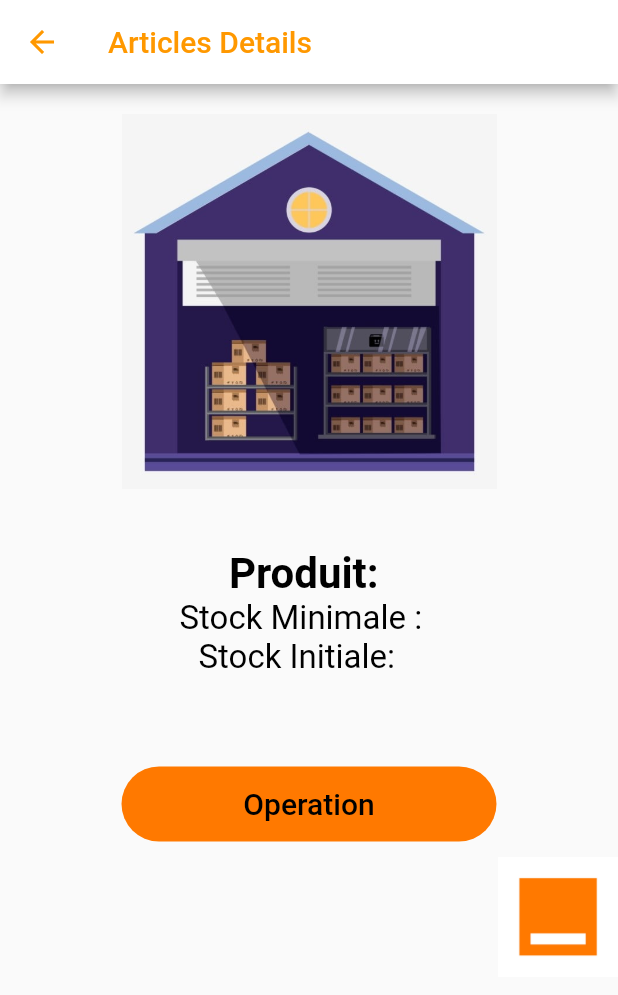
After one commit to Jonlandu/mobile-stock-en-ligne, a Flutter app: the DetailsArticlePage screen opened by its route, on a phone screen of 412 x 824 dp. The commit adds this screen. Shown: the top 995 px of the screen. Run offline on Flutter 3.47's test engine with Material 2 defaults, Android fonts, the phone set to English and light mode, and no system bars; our stand-ins replace get_storage, hexcolor; accounts and stored records are empty; statements that could not run were skipped.

Commit message:
ensemble des pages et widget regroupant les fonctionnalitées d'affichage de la categorie, des articles et les details sur un seul article

```diff
--- /dev/null
+++ b/lib/pages/DetailsArticlePage.dart
@@ -0,0 +1,109 @@
+import 'package:flutter/material.dart';
+import 'package:path/path.dart' as path;
+import 'package:provider/provider.dart';
+import 'package:squelette_mobile_parcours/Controllers/ArticleController.dart';
+import 'package:squelette_mobile_parcours/Model/ArticleModel.dart';
+import 'package:squelette_mobile_parcours/widget/DetailsArticleWidget.dart';
+
+import '../utils/GlobalColors.dart';
+import '../utils/Routes.dart';
+
+
+
+class DetailsArticlePage extends StatefulWidget {
+  final ArticleModel article;
+  DetailsArticlePage({required this.article});
+
+  @override
+  State<DetailsArticlePage> createState() => _DetailsArticlePage();
+}
+class _DetailsArticlePage extends State<DetailsArticlePage> {
+
+  @override
+  void initState() {
+    //chargement avant l'execution du builder
+    WidgetsBinding.instance.addPostFrameCallback((timeStamp) {
+      var articleCtrl = context.read<ArticleCtrl>();
+      articleCtrl.recuperer_data_articles();
+    });
+  }
+
+  @override
+  Widget build(BuildContext context) {
+    return Scaffold(
+      body: _body(),
+      appBar: _appBar(),
+    );
+  }
+
+  AppBar _appBar() {
+    return AppBar(
+
+      iconTheme: IconThemeData(
+        color: Colors.orange,),
+      // changer la couleur ici
+      title: Text("Articles Details",style: TextStyle(color: Colors.orange),),
+      backgroundColor: Colors.white,
+
+      actions: [],
+    );
+  }
+
+
+  Widget _body() {
+    return SingleChildScrollView(
+      child: Column(
+          children: [
+            SizedBox(height: 20,),
+            Container(width:250,child: Center(child: Image.asset("assets/flag.jpg"))),
+            SizedBox(height: 40,),
+            DetailContentWidget(detailsartcl: widget.article),
+            SizedBox(
+                height: 50),
+
+            _mouvementBtn(),
+            Row(
+              mainAxisAlignment: MainAxisAlignment.end,
+              children: [
+                Container(
+
+                    width:80,child: Image.asset("assets/orange.jpg")),
+              ],
+            ),
+            //_gdtitre(),
+            //_catContent(detailsartcl: widget.article),
+
+          ]
+      ),
+    );
+
+  }
+
+  Widget _mouvementBtn(){
+    return Container(
+      margin: EdgeInsets.symmetric(vertical: 10),
+      padding:
+      EdgeInsets.symmetric(horizontal: 20, vertical: 5),
+      width: 250,
+      decoration: BoxDecoration(
+          borderRadius: BorderRadius.circular(29),
+          color: GlobalColors.orange),
+      height: 50,
+      child: Builder(
+          builder: (ctx) {
+            return TextButton(
+              onPressed: (){
+                Navigator.pushNamed(context, Routes.TemplateRoutes);
+              },
+              child: Text(
+                "Operation",
+                style:
+                TextStyle(color: Colors.black, fontSize: 20),
+              ),
+            );
+          }
+      ),
+    );
+  }
+
+}
--- a/lib/utils/Constantes.dart
+++ b/lib/utils/Constantes.dart
@@ -1,11 +1,11 @@
 class Constantes {
-  static const String BASE_URL = "http://10.252.252.37:8000";
+  static const String BASE_URL = "http://10.252.252.10:8000";
 
 
 
-  static const String DefaultToken = "";
-  static const String DefaultEmail="evi@gmail.com";
-  static const String DefaultPassword="123456789";
+  static const String DefaultToken = "10|y8mbuG3AnaDLy1kAnOjff1y1VUTBVcqkFl25Re4e";
+  static const String DefaultEmail="josue@gmail.com";
+  static const String DefaultPassword="1234";
   static const String DefaultPhone="08245789852";
   static const String DefaultName="jose";
   static const String DefaultFistName="jose";
--- a/lib/utils/Routes.dart
+++ b/lib/utils/Routes.dart
@@ -9,6 +9,9 @@ class Routes {
   static const String ArticlesRoute = "/article";
   static const String EntrepotRoute= "/entrepot";
   static const String CreationEntrepotRoute= "/creationEntrepot";
+  static const String ListArticleRoute= "/listArticle";
+  static const String ListCategorieRoute= "/listCategorie";
+  static const String DetailsArticleRoute= "/DetailsArticle";
 
 
 }
--- a/lib/utils/RoutesManager.dart
+++ b/lib/utils/RoutesManager.dart
@@ -1,48 +1,42 @@
 import 'package:flutter/material.dart';
-import 'package:squelette_mobile_parcours/pages/CreateArticlePage.dart';
-
-import '../pages/CreerCategoriePage.dart';
-
+import 'package:squelette_mobile_parcours/Model/ArticleModel.dart';
 import 'package:squelette_mobile_parcours/pages/Auth/LoginPage.dart';
 import 'package:squelette_mobile_parcours/pages/Auth/RegisterPage.dart';
-import 'package:squelette_mobile_parcours/pages/DashboardPage.dart';
-import 'package:squelette_mobile_parcours/pages/Entrepot/EntrepotPages.dart';
+import 'package:squelette_mobile_parcours/pages/DetailsArticlePage.dart';
+import 'package:squelette_mobile_parcours/pages/ListArticlePage.dart';
 import 'package:squelette_mobile_parcours/pages/LoadingPage.dart';
 
-import '../pages/Entrepot/CreationEntrepotPage.dart';
+import '../pages/ListCategoriePage.dart';
 import '../pages/TemplatePage.dart';
-
 import 'Routes.dart';
 
 class RoutesManager {
   static Route route(RouteSettings r) {
     switch (r.name) {
       case Routes.TemplateRoutes:
-        //var args=r.arguments as String?;
-        return MaterialPageRoute(builder: (_) => CategoriePage());
 
-        //var args=r.arguments as String?;
+
         return MaterialPageRoute(builder: (_) => TemplatePage());
       case Routes.LoadingRoutes:
         return MaterialPageRoute(builder: (_) => LoadingPage());
       case Routes.LoginRoute:
         return MaterialPageRoute(builder: (_) => LoginPage());
       case Routes.RegisterRoute:
-        return MaterialPageRoute(builder: (_) => RegisterPage());
-      case Routes.CategorieRoute:
-      return MaterialPageRoute(builder: (_) => CategoriePage());
-      case Routes.ArticlesRoute:
-        return MaterialPageRoute(builder: (_) => ArticlePage());
         return MaterialPageRoute(builder: (_)=> RegisterPage());
-      case Routes.DashboardRoute:
-        return MaterialPageRoute(builder: (_) => DashboardPage());
-      case Routes.EntrepotRoute:
-        return MaterialPageRoute(builder: (_)=> EntrepotPage());
-      case Routes.CreationEntrepotRoute:
-        return MaterialPageRoute(builder: (_)=> CreationEntrepotPage());
+      case Routes.ListCategorieRoute:
+        return MaterialPageRoute(builder: (_)=> ListCategoriePage());
+      case Routes.ListArticleRoute:
+        return MaterialPageRoute(builder: (_)=> ListArticlePage());
+      case Routes.DetailsArticleRoute:
+        var args=r.arguments as Map?;
+        var elt ={};
+        var articleData=ArticleModel.fromJson(args ?? elt);
 
-        default:
-        return MaterialPageRoute(builder: (_) => CategoriePage());
+        return MaterialPageRoute(builder: (_)=> DetailsArticlePage(article: articleData));
+
+
+      default:
+        return MaterialPageRoute(builder: (_) => TemplatePage());
     }
   }
 }
--- /dev/null
+++ b/lib/widget/DetailsArticleWidget.dart
@@ -0,0 +1,38 @@
+import 'package:flutter/material.dart';
+
+import '../Model/ArticleModel.dart';
+
+class DetailContentWidget extends StatelessWidget {
+  ArticleModel detailsartcl;
+  DetailContentWidget({required this.detailsartcl});
+
+  @override
+  Widget build(BuildContext context) {
+    return Center(
+      child: Column(
+        crossAxisAlignment: CrossAxisAlignment.center,
+        //mainAxisAlignment: MainAxisAlignment.start,
+        children: [
+          Container(
+            child: Text(
+              "Produit: ${detailsartcl.nomArticle}",
+              style: TextStyle(color: Colors.black, fontSize: 28,fontWeight: FontWeight.bold),),
+          ),
+          Container(
+            child: Text(
+              "Stock Minimale : ${detailsartcl.stockMinimal} ${detailsartcl.unite}" ,
+              style: TextStyle(color: Colors.black, fontSize: 22),),
+          ),
+          Container(
+            child: Text(
+              "Stock Initiale: ${detailsartcl.stockInitial} ${detailsartcl.unite} ",
+              style: TextStyle(color: Colors.black, fontSize: 22),),
+          ),
+          //subtitle: Text("${detailsartcl.descriptionArticle}  ",
+          //style: TextStyle(color: Colors.black, fontSize: 18),),
+          //);
+        ],
+      ),
+    );
+  }
+}
```
Also changed, not shown: lib/pages/ListArticlePage.dart (added, +150 -0 lines), lib/pages/ListCategoriePage.dart (added, +104 -0 lines), lib/utils/Requetes.dart (deleted, +0 -59 lines), assets/flag.jpg (added).
